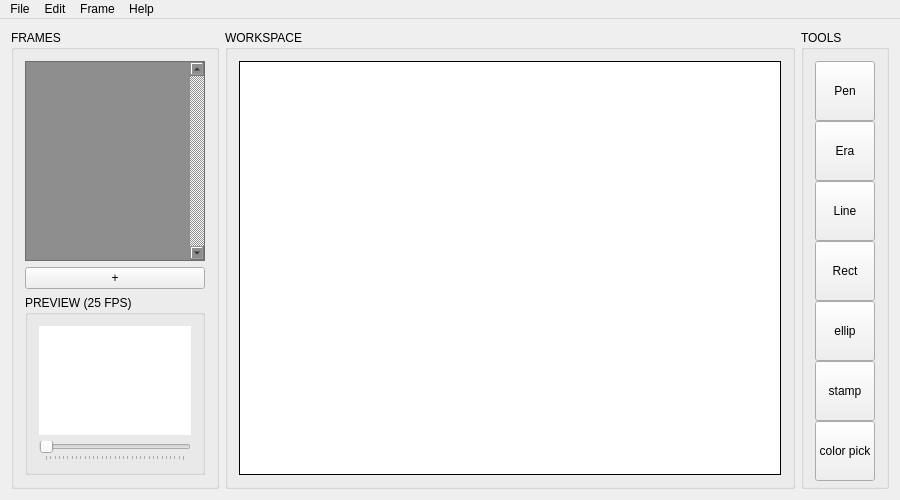
Before: the Qt Designer form PixelsSpriteEditor/SpriteMainWindow.ui in worldofnick/Pixels-Sprite-Editor, drawn with Qt 5.
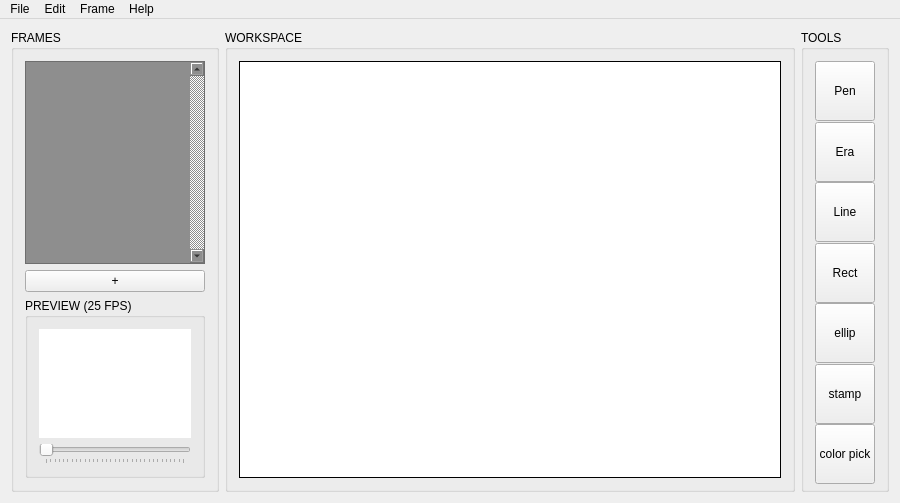
After: the same form once the commit is applied.

Commit message: Added slots for all buttons and menu items. Also added an aboutDialog window, for when the about menu option is selected.

Patch:
```diff
--- a/PixelsSpriteEditor/SpriteMainWindow.ui
+++ b/PixelsSpriteEditor/SpriteMainWindow.ui
@@ -7,7 +7,7 @@
     <x>0</x>
     <y>0</y>
     <width>900</width>
-    <height>500</height>
+    <height>503</height>
    </rect>
   </property>
   <property name="sizePolicy">
@@ -85,7 +85,7 @@
               <x>0</x>
               <y>0</y>
               <width>162</width>
-              <height>191</height>
+              <height>194</height>
              </rect>
             </property>
            </widget>
```
Left out of the diff: 13 changed lines with no effect on the pictures. The commit also changes 7 other files.
